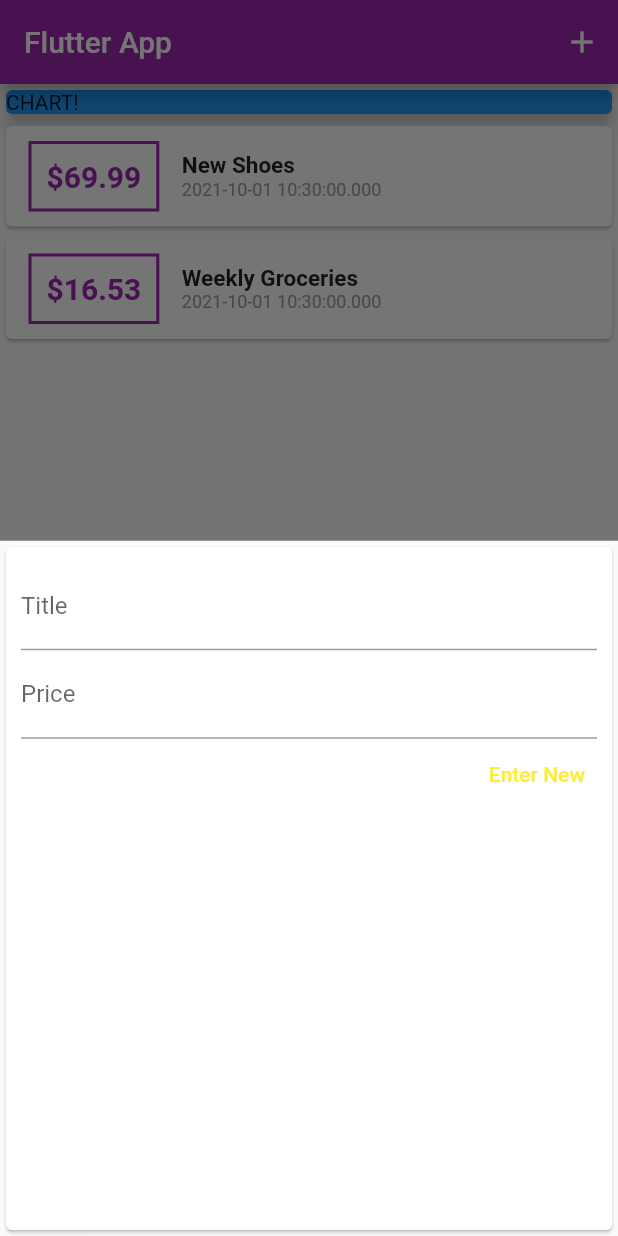
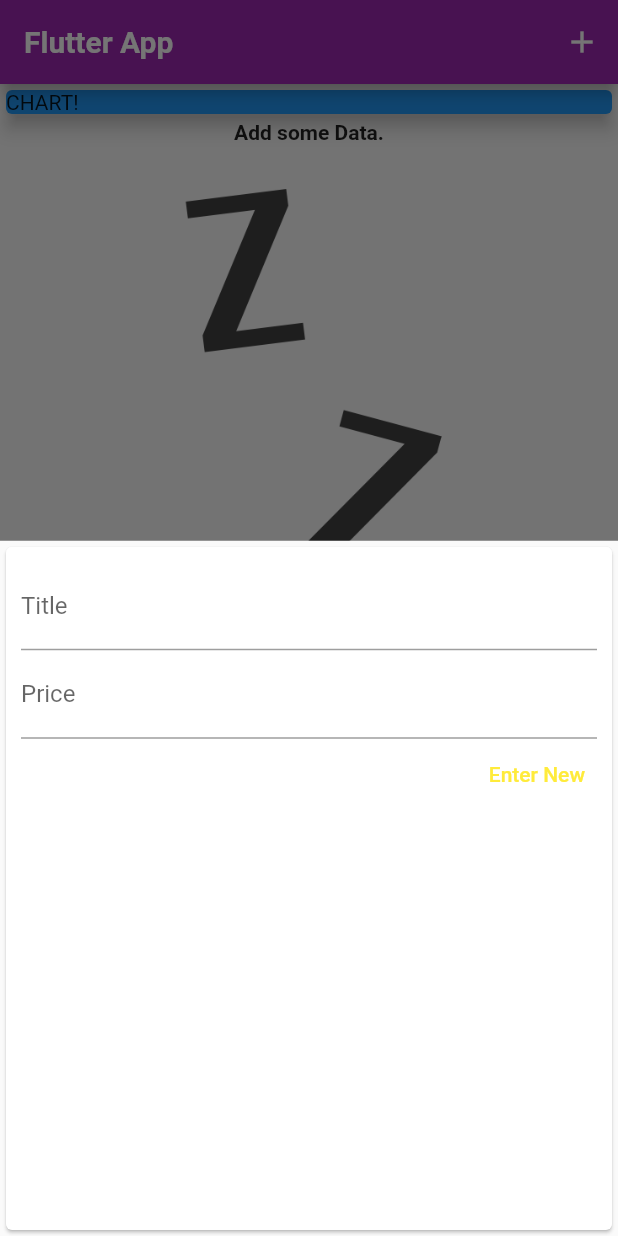
Before and after one commit to ashrafmansuri/flutter_expense, a Flutter app: the screen it shows after launch, after a tap on the "add" icon, on a phone screen of 412 x 824 dp. Run offline on Flutter 3.47's test engine with Material 2 defaults, Android fonts, the phone set to English and light mode, and no system bars; Roboto replaces fonts that are missing (OpenSans).

Commit message:
added custom fonts

```diff
--- a/lib/main.dart
+++ b/lib/main.dart
@@ -11,7 +11,8 @@ class MyApp extends StatelessWidget {
     return MaterialApp(
       theme: ThemeData(
         primarySwatch: Colors.purple,
-        accentColor: Colors.yellow
+        accentColor: Colors.yellow,
+        fontFamily: "OpenSans"
       ),
       title: 'Expense Calculator',
       home: MyHomePage(),
@@ -26,18 +27,18 @@ class MyHomePage extends StatefulWidget {
 
 class _MyHomePageState extends State<MyHomePage> {
   final List<Transaction> _transactions = [
-    Transaction(
-      id: 't1',
-      title: 'New Shoes',
-      amount: 69.99,
-      date: DateTime.now(),
-    ),
-    Transaction(
-      id: 't2',
-      title: 'Weekly Groceries',
-      amount: 16.53,
-      date: DateTime.now(),
-    ),
+    // Transaction(
+    //   id: 't1',
+    //   title: 'New Shoes',
+    //   amount: 69.99,
+    //   date: DateTime.now(),
+    // ),
+    // Transaction(
+    //   id: 't2',
+    //   title: 'Weekly Groceries',
+    //   amount: 16.53,
+    //   date: DateTime.now(),
+    // ),
   ];
 
   void addTxToList(String item, double price) {
@@ -64,7 +65,7 @@ class _MyHomePageState extends State<MyHomePage> {
   Widget build(BuildContext context) {
     return Scaffold(
       appBar: AppBar(
-        title: Text('Flutter App'),
+        title: Text('Flutter App',style: TextStyle(fontWeight:FontWeight.bold  ),),
         actions: [
           IconButton(
               onPressed: () => _openModal(context), icon: Icon(Icons.add))
--- a/lib/widgets/transactionList.dart
+++ b/lib/widgets/transactionList.dart
@@ -8,8 +8,26 @@ class TransactionList extends StatelessWidget {
   @override
   Widget build(BuildContext context) {
     return Container(
+        height: 600,
+        child: transactions.isEmpty
+            ? Container(
+                child: Column(
+                  children: [
+                    Text(
+                      "Add some Data.",
+                      style: TextStyle(fontWeight: FontWeight.bold),
+                    ),
+                    SizedBox(height: 30),
+                    Container(
                         height: 400,
-        child: ListView.builder(
+                        child: Image(
+                          fit: BoxFit.cover,
+                          image: AssetImage("assets/images/waiting.png"),
+                        ))
+                  ],
+                ),
+              )
+            : ListView.builder(
                 itemBuilder: (context, index) {
                   return Card(
                     child: Row(
@@ -45,7 +63,8 @@ class TransactionList extends StatelessWidget {
                             ),
                             Text(
                               transactions[index].date.toString(),
-                        style: TextStyle(color: Colors.grey, fontSize: 12),
+                              style:
+                                  TextStyle(color: Colors.grey, fontSize: 12),
                             ),
                           ],
                         ),
```
Also changed, not shown: lib/widgets/transactionCard.dart (+14 -16 lines), pubspec.yaml (+10 -8 lines), assets/fonts/OpenSans-Bold.ttf (added), assets/fonts/OpenSans-BoldItalic.ttf (added), assets/fonts/OpenSans-ExtraBold.ttf (added), assets/fonts/OpenSans-ExtraBoldItalic.ttf (added), assets/fonts/OpenSans-Italic.ttf (added), assets/fonts/OpenSans-LightItalic.ttf (added), assets/fonts/OpenSans-Regular.ttf (added), assets/fonts/OpenSans-SemiBold.ttf (added), assets/fonts/OpenSans-SemiBoldItalic.ttf (added), assets/images/waiting.png (added), pubspec.lock. Lines whose indentation alone changed are shown as unchanged.
